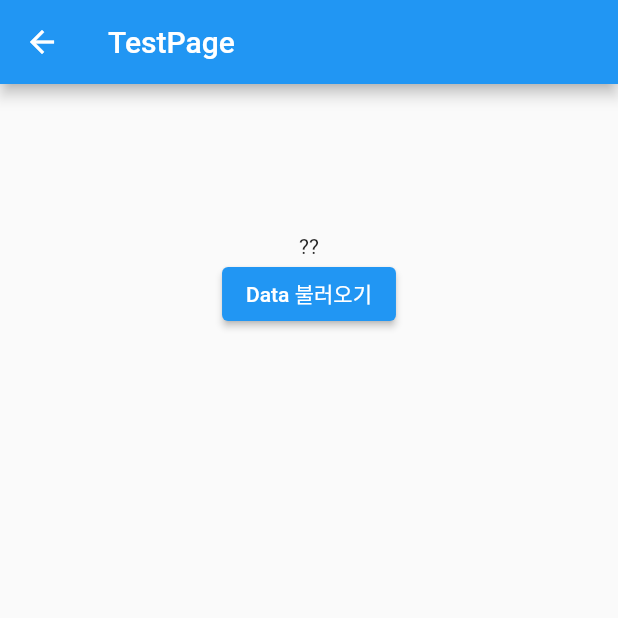
After one commit to Lee-kangchan/circleProject, a Flutter app: the screen it shows after launch, after a tap on "test", on a phone screen of 412 x 824 dp, the top half of it. The commit adds this screen. Run offline on Flutter 3.47's test engine with Material 2 defaults, Android fonts, the phone set to English and light mode, and no system bars; our stand-ins replace cloud_firestore, firebase_core; accounts and stored records are empty; network calls fail.

Commit message:
화면구성

```diff
--- /dev/null
+++ b/lib/firebaseData.dart
@@ -0,0 +1,46 @@
+import 'package:cloud_firestore/cloud_firestore.dart';
+import 'package:flutter/material.dart';
+
+class TestPage extends StatefulWidget {
+  @override
+  _TestPageState createState() => _TestPageState();
+}
+
+FirebaseFirestore firebaseFirestore = FirebaseFirestore.instance;
+
+var name = "??";
+
+class _TestPageState extends State<TestPage> {
+  @override
+  Widget build(BuildContext context) {
+    // TODO: implement build
+    return Scaffold(
+      appBar: AppBar(
+        title: Text("TestPage"),
+      ),
+      body: Center(
+        child: Container(
+          child: Column(
+            children: [
+              SizedBox(
+                height: 100,
+              ),
+              Text(name),
+              ElevatedButton(
+                  onPressed: () async {
+                    DocumentSnapshot test1docData = await firebaseFirestore
+                        .collection('circle')
+                        .doc('circle1doc')
+                        .get();
+                    setState(() {
+                      name = test1docData['title'];
+                    });
+                  },
+                  child: Text("Data 불러오기"))
+            ],
+          ),
+        ),
+      ),
+    );
+  }
+}
--- a/lib/main.dart
+++ b/lib/main.dart
@@ -1,8 +1,12 @@
+import 'package:circleproject/firebaseData.dart';
+import 'package:firebase_core/firebase_core.dart';
 import 'package:flutter/material.dart';
 import 'circleAdd.dart';
 import 'list.dart';
 
-void main() {
+void main() async {
+  WidgetsFlutterBinding.ensureInitialized();
+  await Firebase.initializeApp();
   runApp(MaterialApp(
     title: '네비게이션',
     home: First(),
@@ -57,6 +61,27 @@ class First extends StatelessWidget {
             // MaterialPageRoute<void>(builder: (BuildContext context) => Second())
             // );
           },
+        ),
+        RaisedButton(
+          child: Text('test', style: TextStyle(fontSize: 21)),
+          color: Colors.blue,
+          onPressed: () {
+            // push에 전달되는 두 번째 매개변수는 Route<T> 클래스.
+            Navigator.push(context,
+                MaterialPageRoute<void>(builder: (BuildContext context) {
+              return TestPage();
+            }));
+
+            // 화살표 문법 적용
+            // Navigator.push(context,
+            // MaterialPageRoute<void>(builder: (BuildContext context) => Second())
+            // );
+
+            // 위와 같은 코드. of 메소드 호출이 불편하다.
+            // Navigator.of(context).push(
+            // MaterialPageRoute<void>(builder: (BuildContext context) => Second())
+            // );
+          },
         )
       ])),
     );
--- a/pubspec.yaml
+++ b/pubspec.yaml
@@ -21,6 +21,8 @@ environment:
   sdk: ">=2.12.0 <3.0.0"
 
 dependencies:
+  firebase_core: ^1.4.0
+  cloud_firestore: ^2.4.0
   flutter:
     sdk: flutter
 
```
Also changed, not shown: pubspec.lock, 3 other files.
